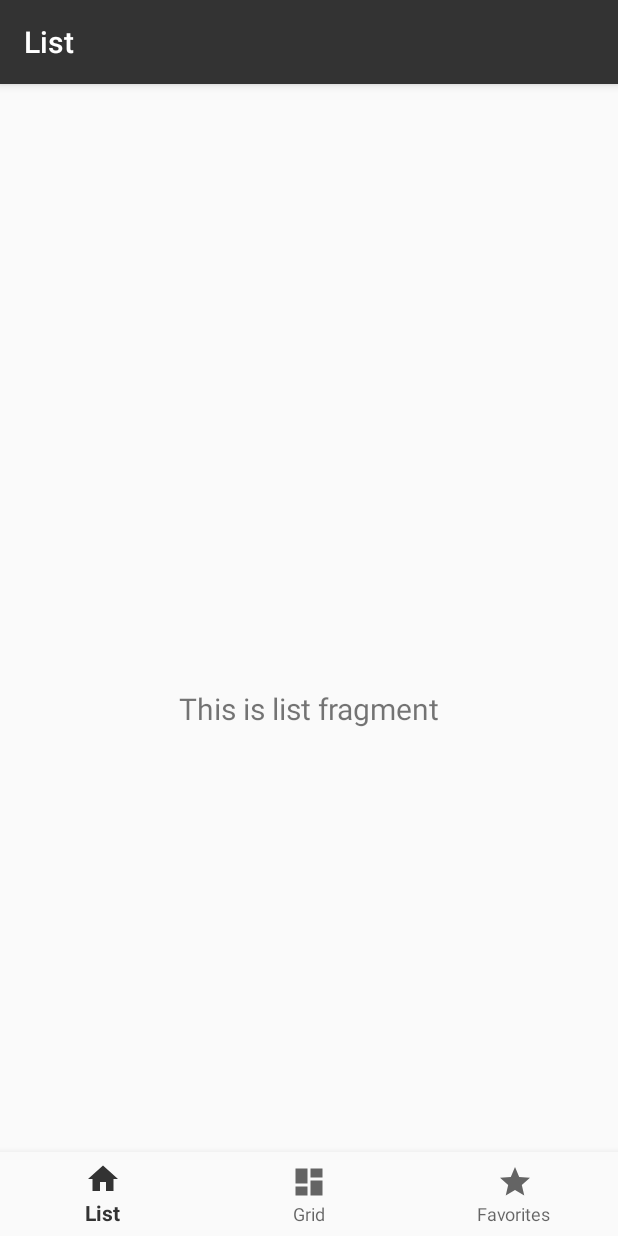
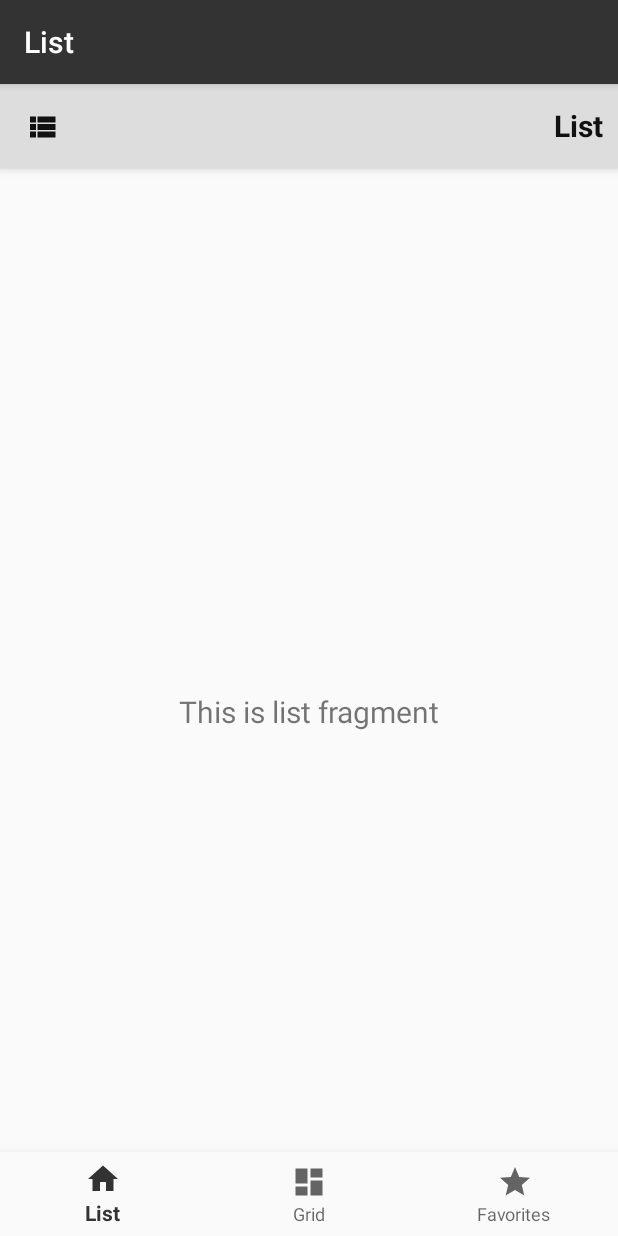
Before and after one commit to mvkopp/avennec-android-app, an Android app: the screen it shows after launch (MainActivity), on a phone screen of 412 x 824 dp. Run offline under Robolectric (Android 15) with nearby library versions, the phone set to English and light mode, and no system bars; our stand-ins replace navigation-ui.

Commit message:
feat: add layouts

```diff
--- a/app/src/main/res/layout/activity_main.xml
+++ b/app/src/main/res/layout/activity_main.xml
@@ -1,10 +1,77 @@
 <?xml version="1.0" encoding="utf-8"?>
 <androidx.constraintlayout.widget.ConstraintLayout xmlns:android="http://schemas.android.com/apk/res/android"
     xmlns:app="http://schemas.android.com/apk/res-auto"
+    xmlns:tools="http://schemas.android.com/tools"
     android:id="@+id/container"
     android:layout_width="match_parent"
     android:layout_height="match_parent"
-    android:paddingTop="?attr/actionBarSize">
+    tools:context=".presentation.mealdisplay.MainActivity">
+
+    <LinearLayout
+        android:layout_width="match_parent"
+        android:layout_height="match_parent"
+        android:orientation="vertical">
+
+        <Toolbar
+            android:id="@+id/header"
+            android:layout_width="match_parent"
+            android:layout_height="?attr/actionBarSize"
+            android:background="#DDDDDD"
+            android:contentInsetStart="0dp"
+            android:elevation="4dp"
+            app:contentInsetLeft="0dp"
+            app:contentInsetStart="0dp"
+            app:layout_constraintEnd_toEndOf="parent"
+            app:layout_constraintHorizontal_bias="1.0"
+            app:layout_constraintStart_toStartOf="parent"
+            app:layout_constraintTop_toTopOf="parent">
+
+            <androidx.constraintlayout.widget.ConstraintLayout
+                android:layout_width="match_parent"
+                android:layout_height="match_parent"
+                android:layout_marginStart="0dp"
+                android:layout_marginEnd="0dp"
+                app:contentInsetLeft="0dp"
+                app:contentInsetStart="0dp">
+
+                <ImageView
+                    android:id="@+id/listGridBtn"
+                    android:layout_width="wrap_content"
+                    android:layout_height="25dp"
+                    android:contentDescription="@string/app_name"
+                    android:src="@drawable/ic_baseline_view_list_24"
+                    app:layout_constraintBottom_toBottomOf="parent"
+                    app:layout_constraintEnd_toEndOf="parent"
+                    app:layout_constraintHorizontal_bias="0.041"
+                    app:layout_constraintStart_toStartOf="parent"
+                    app:layout_constraintTop_toTopOf="parent"
+                    app:layout_constraintVertical_bias="0.516"
+                    app:tint="@color/colorPrimaryDark" />
+
+                <TextView
+                    android:id="@+id/stateLabel"
+                    android:layout_width="wrap_content"
+                    android:layout_height="?attr/actionBarSize"
+                    android:text="List"
+                    android:gravity="center"
+                    android:textColor="@color/colorPrimaryDark"
+                    android:textSize="20dp"
+                    android:textStyle="bold"
+                    android:layout_marginRight="10dp"
+                    app:layout_constraintEnd_toEndOf="parent" />
+
+            </androidx.constraintlayout.widget.ConstraintLayout>
+
+        </Toolbar>
+
+
+        <FrameLayout
+            android:id="@+id/fragment_container"
+            android:layout_width="match_parent"
+            android:layout_height="match_parent"
+            app:layout_constraintTop_toBottomOf="@+id/header"/>
+
+    </LinearLayout>
 
     <com.google.android.material.bottomnavigation.BottomNavigationView
         android:id="@+id/nav_view"
@@ -24,10 +91,11 @@
         android:layout_width="match_parent"
         android:layout_height="match_parent"
         app:defaultNavHost="true"
+
         app:layout_constraintBottom_toTopOf="@id/nav_view"
         app:layout_constraintLeft_toLeftOf="parent"
         app:layout_constraintRight_toRightOf="parent"
-        app:layout_constraintTop_toTopOf="parent"
+        android:layout_marginTop="60dp"
         app:navGraph="@navigation/mobile_navigation" />
 
 </androidx.constraintlayout.widget.ConstraintLayout>
```
Also changed, not shown: app/src/main/res/layout/activity_meal.xml (added, +116 -0 lines), app/src/main/res/layout/fragment_meals.xml (added, +16 -0 lines), app/src/main/res/layout/item_meal_favorite.xml (added, +74 -0 lines), app/src/main/res/layout/item_meal_grid.xml (added, +73 -0 lines), app/src/main/res/layout/item_meal_list.xml (added, +62 -0 lines).
